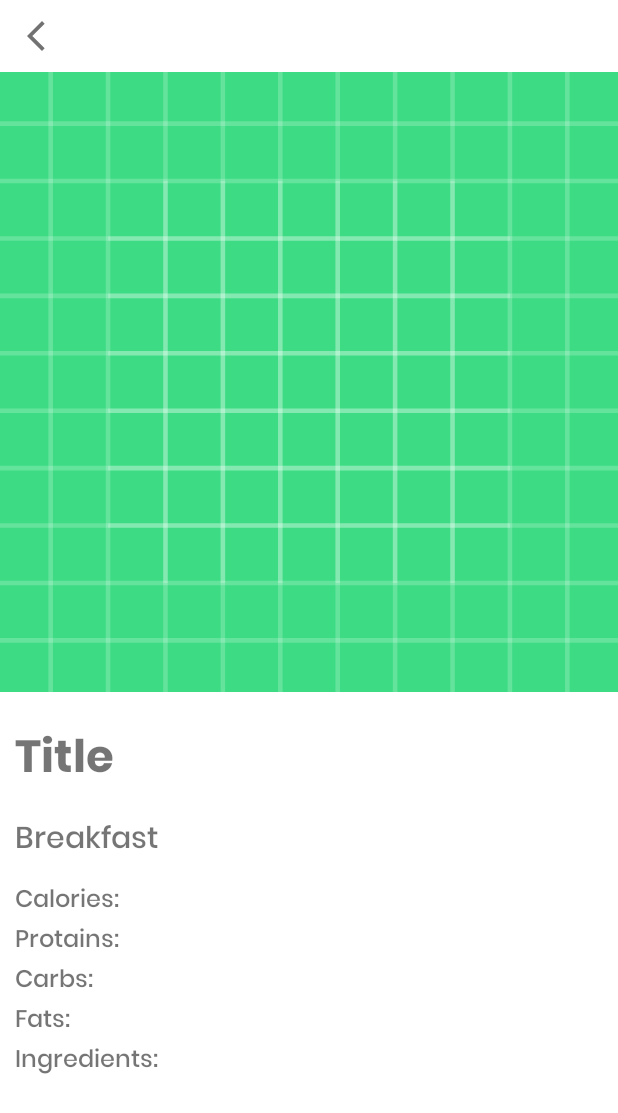
After one commit to aramkeshishyan/GoFit, an Android app: the NutritionActivity screen opened directly, with no data from a screen before it, on a phone screen of 412 x 824 dp. The commit adds this screen. Shown: the top 1113 px of the screen. Run offline under Robolectric (Android 15) with nearby library versions, the phone set to English and light mode, and no system bars; our stand-ins replace Picasso; pictures from the network do not load.

Commit message:
added click functionality to Nutrition Page

```diff
--- a/app/src/main/AndroidManifest.xml
+++ b/app/src/main/AndroidManifest.xml
@@ -25,6 +25,9 @@
         <activity
             android:name=".AchievementsPage"
             android:exported="false" />
+        <activity
+            android:name=".NutritionActivity"
+            android:exported="false"/>
         <activity
             android:name=".ExerciseActivity"
             android:exported="false" />
--- a/app/src/main/java/com/example/gofit/SecondFragment.java
+++ b/app/src/main/java/com/example/gofit/SecondFragment.java
@@ -196,6 +196,5 @@ public class SecondFragment extends Fragment implements ExerciseRecViewAdapter.O
         intent.putExtra("ex_imageUrl", exerciseList2.get(position).getItem_image());
         intent.putExtra("ex_type", exerciseList2.get(position).getItem_type());
         startActivity(intent);
-        Toast.makeText(getContext(), exerciseList2.get(position).getItem_name() + " has been pressed.", Toast.LENGTH_SHORT).show();
     }
 }
--- /dev/null
+++ b/app/src/main/res/layout/activity_nutrition.xml
@@ -0,0 +1,89 @@
+<?xml version="1.0" encoding="utf-8"?>
+<LinearLayout xmlns:android="http://schemas.android.com/apk/res/android"
+    xmlns:app="http://schemas.android.com/apk/res-auto"
+    xmlns:tools="http://schemas.android.com/tools"
+    android:layout_width="match_parent"
+    android:layout_height="match_parent"
+    android:orientation="vertical"
+    tools:context=".NutritionActivity"
+    android:weightSum="100">
+    <ImageButton
+        android:id="@+id/nt_backButton"
+        android:layout_width="wrap_content"
+        android:layout_height="wrap_content"
+        android:minHeight="48dp"
+        android:minWidth="48dp"
+        android:src="@drawable/ic_baseline_arrow_back_ios_new_24"
+        android:background="?android:selectableItemBackground"
+        android:contentDescription="@string/back" />
+    <ImageView
+        android:id="@+id/nt_image"
+        android:layout_width="match_parent"
+        android:layout_height="0dp"
+        android:layout_weight="80"
+        android:scaleType="centerCrop"
+        android:src="@drawable/ic_launcher_background"/>
+
+    <TextView
+        android:id="@+id/nt_title"
+        android:layout_width="wrap_content"
+        android:layout_height="wrap_content"
+        android:layout_marginLeft="10dp"
+        android:layout_marginTop="20dp"
+        android:text="Title"
+        android:fontFamily="@font/poppinsbold"
+
+        android:textSize="30dp"/>
+    <TextView
+        android:id="@+id/nt_type"
+        android:layout_width="wrap_content"
+        android:layout_height="wrap_content"
+        android:layout_marginLeft="10dp"
+        android:layout_marginTop="10dp"
+        android:text="Breakfast"
+        android:fontFamily="@font/poppinsmedium"
+        android:textSize="20dp"/>
+    <TextView
+        android:id="@+id/nt_calories"
+        android:layout_width="wrap_content"
+        android:layout_height="wrap_content"
+        android:layout_marginLeft="10dp"
+        android:layout_marginTop="10dp"
+        android:text="Calories: "
+        android:fontFamily="@font/poppinsmedium"
+        android:textSize="16dp"/>
+    <TextView
+        android:id="@+id/nt_proteins"
+        android:layout_width="wrap_content"
+        android:layout_height="wrap_content"
+        android:layout_marginLeft="10dp"
+        android:text="Protains: "
+        android:fontFamily="@font/poppinsmedium"
+        android:textSize="16dp"/>
+    <TextView
+        android:id="@+id/nt_carbs"
+        android:layout_width="wrap_content"
+        android:layout_height="wrap_content"
+        android:layout_marginLeft="10dp"
+        android:text="Carbs: "
+        android:fontFamily="@font/poppinsmedium"
+        android:textSize="16dp"/>
+    <TextView
+        android:id="@+id/nt_fats"
+        android:layout_width="wrap_content"
+        android:layout_height="wrap_content"
+        android:layout_marginLeft="10dp"
+        android:text="Fats: "
+        android:fontFamily="@font/poppinsmedium"
+        android:textSize="16dp"/>
+    <TextView
+        android:id="@+id/nt_ingredients"
+        android:layout_width="wrap_content"
+        android:layout_height="wrap_content"
+        android:layout_marginLeft="10dp"
+        android:text="Ingredients:"
+        android:fontFamily="@font/poppinsmedium"
+        android:textSize="16dp"/>
+
+
+</LinearLayout>
```
Also changed, not shown: app/src/main/java/com/example/gofit/NutritionActivity.java (added, +75 -0 lines), app/src/main/java/com/example/gofit/NutritionRecViewAdapter.java (+20 -7 lines), app/src/main/java/com/example/gofit/Nutrition_Item.java (+45 -10 lines), app/src/main/java/com/example/gofit/ThirdFragment.java (+122 -15 lines), app/src/main/res/layout/fragment_first_.xml (+5 -4 lines), app/src/main/res/layout/fragment_second.xml (+9 -9 lines).
